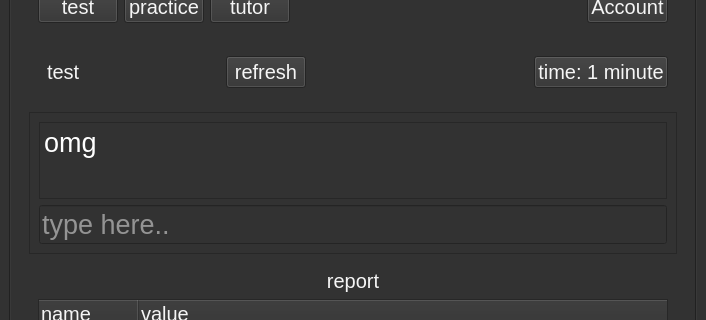
Prakash5209/typing_tutor, file home.ui: the form before one commit; both pictures show x 0 to 706 and y 117 to 437 of the 706 by 553 pixel window.
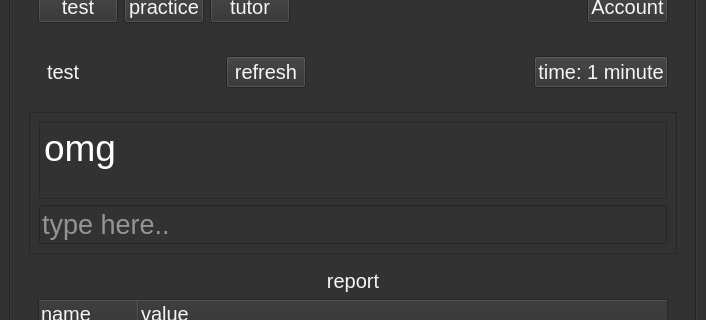
The form after the commit.

What changed in the file:
```diff
--- a/home.ui
+++ b/home.ui
@@ -280,7 +280,7 @@
 &lt;html&gt;&lt;head&gt;&lt;meta name=&quot;qrichtext&quot; content=&quot;1&quot; /&gt;&lt;style type=&quot;text/css&quot;&gt;
 p, li { white-space: pre-wrap; }
 &lt;/style&gt;&lt;/head&gt;&lt;body style=&quot; font-family:'Ubuntu'; font-size:15pt; font-weight:400; font-style:normal;&quot;&gt;
-&lt;p style=&quot; margin-top:6px; margin-bottom:6px; margin-left:0px; margin-right:0px; -qt-block-indent:0; text-indent:0px;&quot;&gt;&lt;span style=&quot; font-size:20pt; color:#ffffff;&quot;&gt;omg&lt;/span&gt;&lt;/p&gt;&lt;/body&gt;&lt;/html&gt;</string>
+&lt;p style=&quot; margin-top:6px; margin-bottom:6px; margin-left:0px; margin-right:0px; -qt-block-indent:0; text-indent:0px;&quot;&gt;&lt;span style=&quot; font-size:28pt; color:#ffffff;&quot;&gt;omg&lt;/span&gt;&lt;/p&gt;&lt;/body&gt;&lt;/html&gt;</string>
                 </property>
                 <property name="overwriteMode">
                  <bool>false</bool>
```
